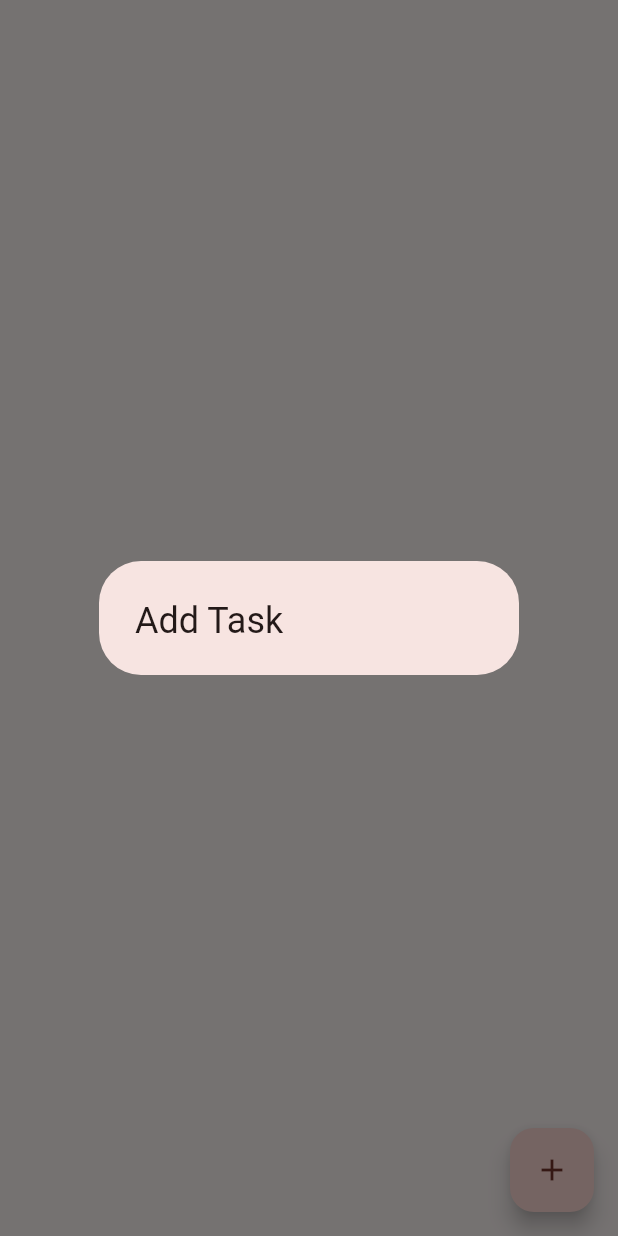
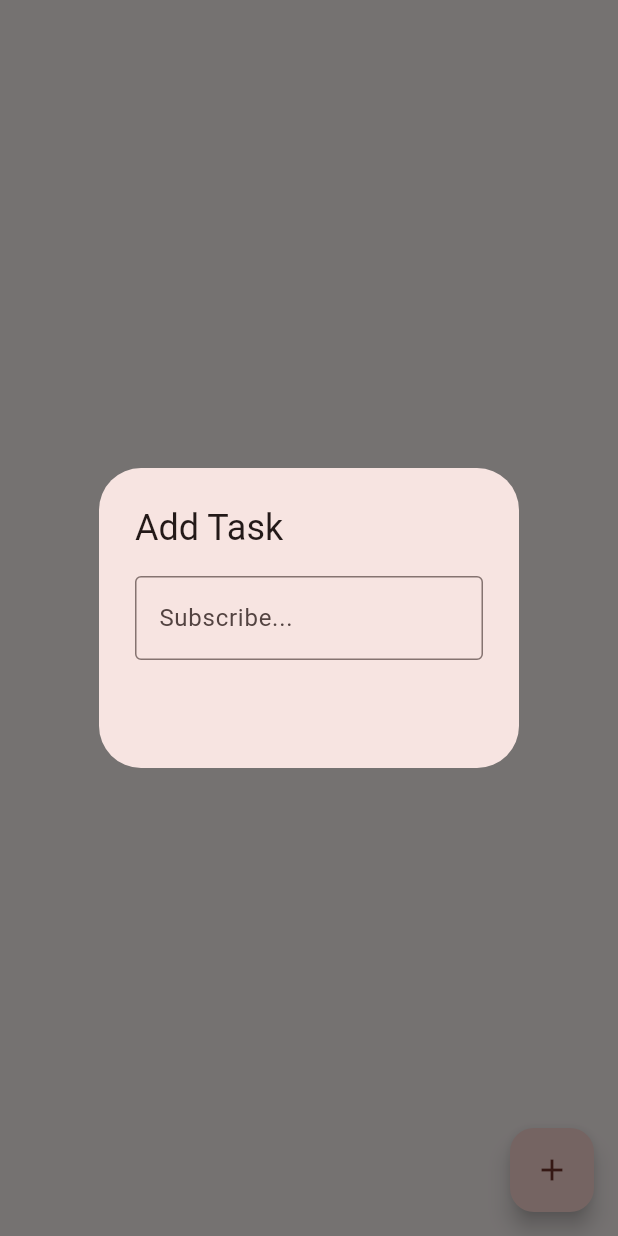
Before and after one commit to petetandon/oscars_todo_list, a Flutter app: the screen it shows after launch, after a tap on the "add" icon, on a phone screen of 412 x 824 dp. Run offline on Flutter 3.47's test engine with Material 3 defaults, Android fonts, the phone set to English and light mode, and no system bars; our stand-ins replace sqflite; accounts and stored records are empty.

Commit message:
decorated the tasks input and added a hint message

```diff
--- a/lib/pages/home_page.dart
+++ b/lib/pages/home_page.dart
@@ -21,9 +21,21 @@ class _HomePageState extends State<HomePage> {
   }
   Widget _addTaskButton() {
   return FloatingActionButton(onPressed: () {
-    showDialog(context: context, builder: (_) => AlertDialog(
+    showDialog(context: context,
+      builder: (_) => AlertDialog(
       title: const Text('Add Task'),
-
+      content: Column(
+        mainAxisSize: MainAxisSize.min,
+        children: [
+          TextField(
+            decoration: InputDecoration(
+              border: OutlineInputBorder(),
+            hintText: 'Subscribe...',
+            ),
+          ),
+          MaterialButton(onPressed: () {},)
+        ],
+      ),
     ),
     );
   }, child: const Icon(Icons.add,));
```
